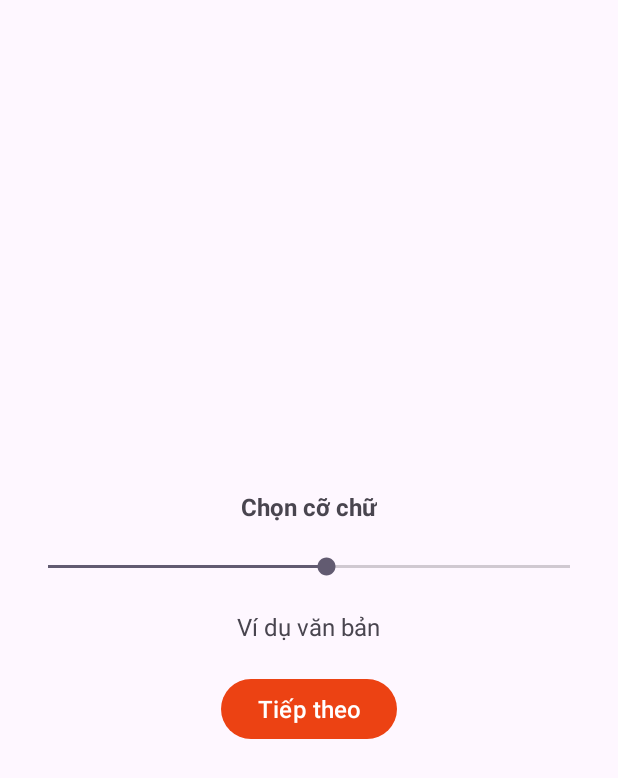
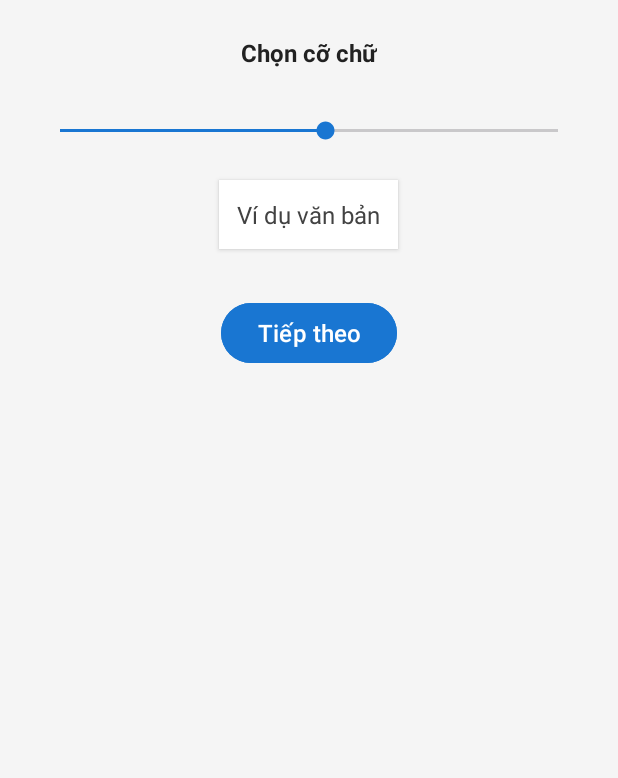
Before and after one commit to thanhhoa456/LapTrinhDiDong, an Android app: the FontSizeActivity screen opened directly, with no data from a screen before it, on a phone screen of 412 x 824 dp. Shown: the top 778 px of the screen. Run offline under Robolectric (Android 15) with nearby library versions, the phone set to English and light mode, and no system bars.

Commit message:
edit api

```diff
--- a/DoAnCuoiKy_Android/app/src/main/res/layout/activity_font_size.xml
+++ b/DoAnCuoiKy_Android/app/src/main/res/layout/activity_font_size.xml
@@ -3,15 +3,18 @@
     android:layout_width="match_parent"
     android:layout_height="match_parent"
     android:orientation="vertical"
-    android:gravity="center"
-    android:padding="16dp">
+    android:gravity="center_horizontal"
+    android:padding="24dp"
+    android:background="#F5F5F5">
 
     <TextView
         android:layout_width="wrap_content"
         android:layout_height="wrap_content"
         android:text="Chọn cỡ chữ"
-        android:textSize="@dimen/default_text_size"
-        android:textStyle="bold"/>
+        android:textSize="20sp"
+        android:textStyle="bold"
+        android:textColor="#212121"
+        android:layout_marginBottom="16dp"/>
 
     <SeekBar
         android:id="@+id/fontSizeSeekBar"
@@ -19,21 +22,32 @@
         android:layout_height="wrap_content"
         android:max="30"
         android:progress="16"
-        android:layout_marginTop="20dp"/>
+        android:layout_marginTop="16dp"
+        android:layout_marginBottom="24dp"
+        android:thumbTint="#1976D2"
+        android:progressTint="#1976D2"/>
 
     <TextView
         android:id="@+id/sampleText"
         android:layout_width="wrap_content"
         android:layout_height="wrap_content"
         android:text="Ví dụ văn bản"
-        android:textSize="@dimen/default_text_size"
-        android:layout_marginTop="20dp"/>
+        android:textSize="16sp"
+        android:textColor="#424242"
+        android:padding="12dp"
+        android:background="#FFFFFF"
+        android:elevation="2dp"
+        android:layout_marginBottom="32dp"/>
 
     <Button
         android:id="@+id/nextButton"
         android:layout_width="wrap_content"
-        android:layout_height="wrap_content"
+        android:layout_height="48dp"
         android:text="Tiếp theo"
-        android:textSize="@dimen/default_text_size"
-        android:layout_marginTop="20dp"/>
+        android:textSize="16sp"
+        android:textAllCaps="false"
+        android:paddingHorizontal="24dp"
+        android:backgroundTint="#1976D2"
+        android:textColor="#FFFFFF"
+        android:elevation="4dp"/>
 </LinearLayout>
--- a/DoAnCuoiKy_Android/gradle/libs.versions.toml
+++ b/DoAnCuoiKy_Android/gradle/libs.versions.toml
@@ -1,5 +1,5 @@
 [versions]
-agp = "8.8.0"
+agp = "8.7.3"
 junit = "4.13.2"
 junitVersion = "1.2.1"
 espressoCore = "3.6.1"
```
